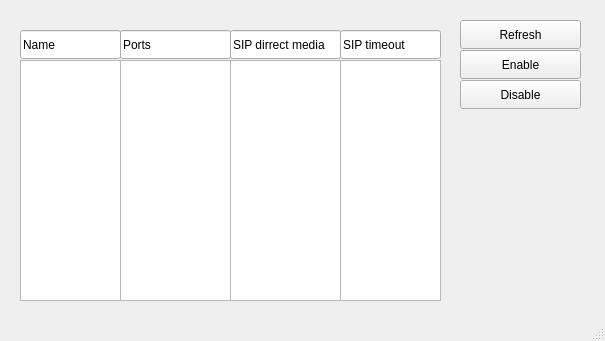
This is loginGUI/servicePort.ui in adiosko/mikrotik as Qt 5 draws it before an edit. The edited form follows.
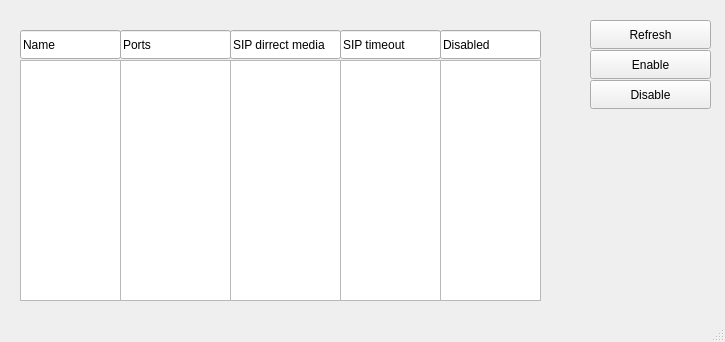
This is the edited form.

The edit to the form file:
```diff
--- a/loginGUI/servicePort.ui
+++ b/loginGUI/servicePort.ui
@@ -6,8 +6,8 @@
    <rect>
     <x>0</x>
     <y>0</y>
-    <width>605</width>
-    <height>341</height>
+    <width>725</width>
+    <height>342</height>
    </rect>
   </property>
   <property name="windowTitle">
@@ -60,7 +60,7 @@
    <widget class="QPushButton" name="enableButton">
     <property name="geometry">
      <rect>
-      <x>460</x>
+      <x>590</x>
       <y>50</y>
       <width>121</width>
       <height>29</height>
@@ -112,7 +112,7 @@
    <widget class="QPushButton" name="disableButton">
     <property name="geometry">
      <rect>
-      <x>460</x>
+      <x>590</x>
       <y>80</y>
       <width>121</width>
       <height>29</height>
@@ -135,7 +135,7 @@
    <widget class="QPushButton" name="refreshButton">
     <property name="geometry">
      <rect>
-      <x>460</x>
+      <x>590</x>
       <y>20</y>
       <width>121</width>
       <height>29</height>
@@ -145,6 +145,29 @@
      <string>Refresh</string>
     </property>
    </widget>
+   <widget class="QLineEdit" name="version_4">
+    <property name="geometry">
+     <rect>
+      <x>440</x>
+      <y>30</y>
+      <width>101</width>
+      <height>29</height>
+     </rect>
+    </property>
+    <property name="text">
+     <string>Disabled</string>
+    </property>
+   </widget>
+   <widget class="QListWidget" name="disableField">
+    <property name="geometry">
+     <rect>
+      <x>440</x>
+      <y>60</y>
+      <width>101</width>
+      <height>241</height>
+     </rect>
+    </property>
+   </widget>
   </widget>
   <widget class="QStatusBar" name="statusbar"/>
  </widget>
```
